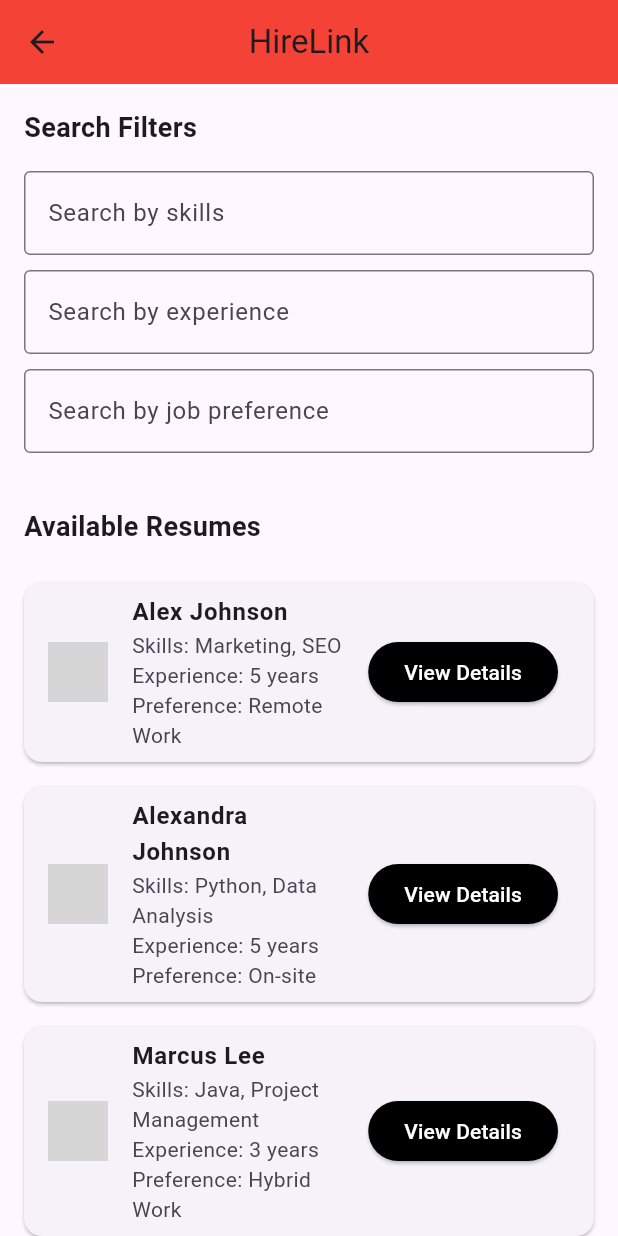
After one commit to bossteve1/HireLink, a Flutter app: the screen it shows after launch, after a tap on "Go to Resume Database", on a phone screen of 412 x 824 dp. The commit adds this screen. Run offline on Flutter 3.47's test engine with Material 3 defaults, Android fonts, the light colour scheme and no system bars; network calls fail; grey boxes are pictures that could not be loaded.

Commit message:
add resume database screen

```diff
--- a/hirelink_app/lib/main.dart
+++ b/hirelink_app/lib/main.dart
@@ -6,6 +6,8 @@ import './screens/home_screen.dart';
 import './screens/job_post_screen.dart';
 import './screens/candidate_list_screen.dart';
 import './screens/interview_schedule_screen.dart';
+
+
 
 void main() {
   runApp(MyApp());
--- a/hirelink_app/lib/screens/candidate_list_screen.dart
+++ b/hirelink_app/lib/screens/candidate_list_screen.dart
@@ -12,7 +12,7 @@ class CandidateListScreen extends StatelessWidget {
       appBar: AppBar(title: Text('Candidates List')),
       body: ListView.builder(
         itemCount: candidates.length,
-        itemBuilder: (ctx, index) => CandidateCard(candidate: candidates[index]),
+        itemBuilder: (ctx, index) => CandidateCard(candidate: candidates[index], name: '', skills: '', experience: '', preference: '', imageUrl: '',),
       ),
     );
   }
--- a/hirelink_app/lib/screens/home_screen.dart
+++ b/hirelink_app/lib/screens/home_screen.dart
@@ -1,6 +1,7 @@
 import 'package:flutter/material.dart';
 import 'job_post_screen.dart';
 import 'candidate_list_screen.dart';
+import 'resume_database_screen.dart';
 
 class HomeScreen extends StatelessWidget {
   @override
@@ -29,6 +30,17 @@ class HomeScreen extends StatelessWidget {
               },
               child: Text('View Candidates'),
             ),
+             ElevatedButton(
+          onPressed: () {
+            Navigator.push(
+              context,
+              MaterialPageRoute(
+                builder: (context) => ResumeDatabaseScreen(),
+              ),
+            );
+          },
+          child: Text('Go to Resume Database'),
+        ),
           ],
         ),
       ),
--- /dev/null
+++ b/hirelink_app/lib/screens/resume_database_screen.dart
@@ -0,0 +1,103 @@
+import 'package:flutter/material.dart';
+import '../models/candidate.dart';
+import '../widgets/candidate_card.dart';
+
+class ResumeDatabaseScreen extends StatelessWidget {
+  const ResumeDatabaseScreen({Key? key}) : super(key: key);
+
+  @override
+  Widget build(BuildContext context) {
+    return Scaffold(
+      appBar: AppBar(
+        title: const Text('HireLink'),
+        backgroundColor: Colors.red,
+        centerTitle: true,
+      ),
+      body: Column(
+        crossAxisAlignment: CrossAxisAlignment.start,
+        children: [
+          // Section Title
+          const Padding(
+            padding: EdgeInsets.all(16.0),
+            child: Text(
+              'Search Filters',
+              style: TextStyle(fontSize: 18, fontWeight: FontWeight.bold),
+            ),
+          ),
+
+          // Search Filters
+          Padding(
+            padding: const EdgeInsets.symmetric(horizontal: 16.0),
+            child: Column(
+              children: [
+                TextField(
+                  decoration: InputDecoration(
+                    labelText: 'Search by skills',
+                    border: OutlineInputBorder(),
+                  ),
+                ),
+                const SizedBox(height: 10),
+                TextField(
+                  decoration: InputDecoration(
+                    labelText: 'Search by experience',
+                    border: OutlineInputBorder(),
+                  ),
+                ),
+                const SizedBox(height: 10),
+                TextField(
+                  decoration: InputDecoration(
+                    labelText: 'Search by job preference',
+                    border: OutlineInputBorder(),
+                  ),
+                ),
+              ],
+            ),
+          ),
+
+          const SizedBox(height: 20),
+
+          // Section Title
+          const Padding(
+            padding: EdgeInsets.all(16.0),
+            child: Text(
+              'Available Resumes',
+              style: TextStyle(fontSize: 18, fontWeight: FontWeight.bold),
+            ),
+          ),
+
+          // Candidate List
+          Expanded(
+            child: ListView(
+              children: const [
+                CandidateCard(
+                  name: 'Alex Johnson',
+                  skills: 'Marketing, SEO',
+                  experience: '5 years',
+                  preference: 'Remote Work',
+                  imageUrl:
+                      'https://via.placeholder.com/150', candidate: null, // Replace with actual image
+                ),
+                CandidateCard(
+                  name: 'Alexandra Johnson',
+                  skills: 'Python, Data Analysis',
+                  experience: '5 years',
+                  preference: 'On-site',
+                  imageUrl:
+                      'https://via.placeholder.com/150', candidate: null, // Replace with actual image
+                ),
+                CandidateCard(
+                  name: 'Marcus Lee',
+                  skills: 'Java, Project Management',
+                  experience: '3 years',
+                  preference: 'Hybrid Work',
+                  imageUrl:
+                      'https://via.placeholder.com/150', candidate: null,  // Replace with actual image
+                ),
+              ],
+            ),
+          ),
+        ],
+      ),
+    );
+  }
+}
--- a/hirelink_app/lib/widgets/candidate_card.dart
+++ b/hirelink_app/lib/widgets/candidate_card.dart
@@ -1,26 +1,51 @@
 import 'package:flutter/material.dart';
-import '../models/candidate.dart';
+import 'package:hirelink_app/models/candidate.dart';
 
 class CandidateCard extends StatelessWidget {
-  final Candidate candidate;
+  final String name;
+  final String skills;
+  final String experience;
+  final String preference;
+  final String imageUrl;
 
-  CandidateCard({required this.candidate});
+  const CandidateCard({
+    Key? key,
+    required this.name,
+    required this.skills,
+    required this.experience,
+    required this.preference,
+    required this.imageUrl, required Candidate? candidate,
+  }) : super(key: key);
 
   @override
   Widget build(BuildContext context) {
     return Card(
-      margin: EdgeInsets.all(10),
+      margin: const EdgeInsets.symmetric(horizontal: 16.0, vertical: 8.0),
       child: ListTile(
         leading: CircleAvatar(
-          child: Text(candidate.name[0]),
+          backgroundImage: NetworkImage(imageUrl),
         ),
-        title: Text(candidate.name),
-        subtitle: Text('Skills: ${candidate.skills.join(', ')}'),
-        trailing: IconButton(
-          icon: Icon(Icons.schedule),
+        title: Text(
+          name,
+          style: const TextStyle(fontWeight: FontWeight.bold),
+        ),
+        subtitle: Column(
+          crossAxisAlignment: CrossAxisAlignment.start,
+          children: [
+            Text('Skills: $skills'),
+            Text('Experience: $experience'),
+            Text('Preference: $preference'),
+          ],
+        ),
+        trailing: ElevatedButton(
+          style: ElevatedButton.styleFrom(
+            backgroundColor: Colors.black,
+            foregroundColor: Colors.white,
+          ),
           onPressed: () {
-            Navigator.pushNamed(context, '/schedule-interview');
+            // Add action here
           },
+          child: const Text('View Details'),
         ),
       ),
     );
```
Also changed, not shown: 1 other file.
